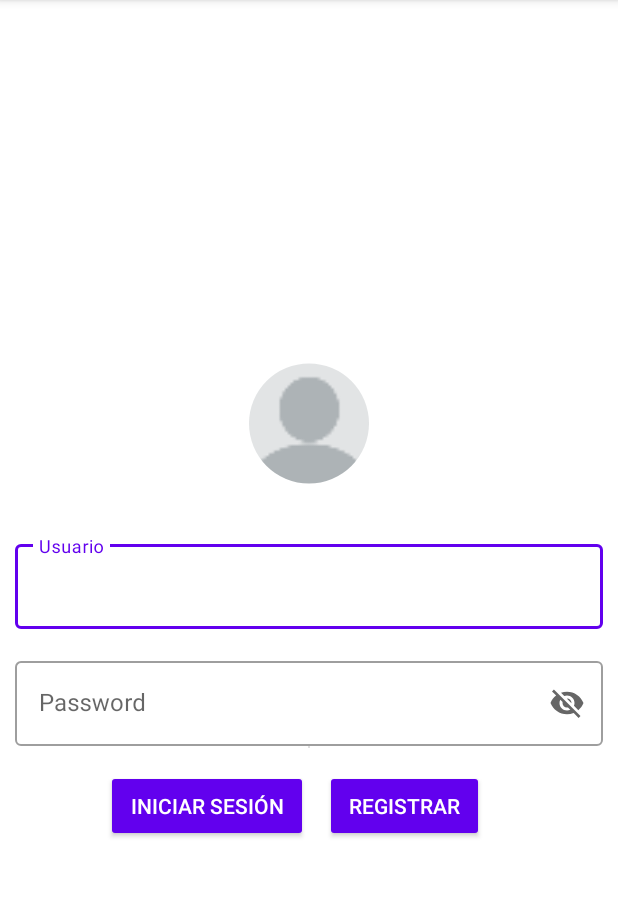
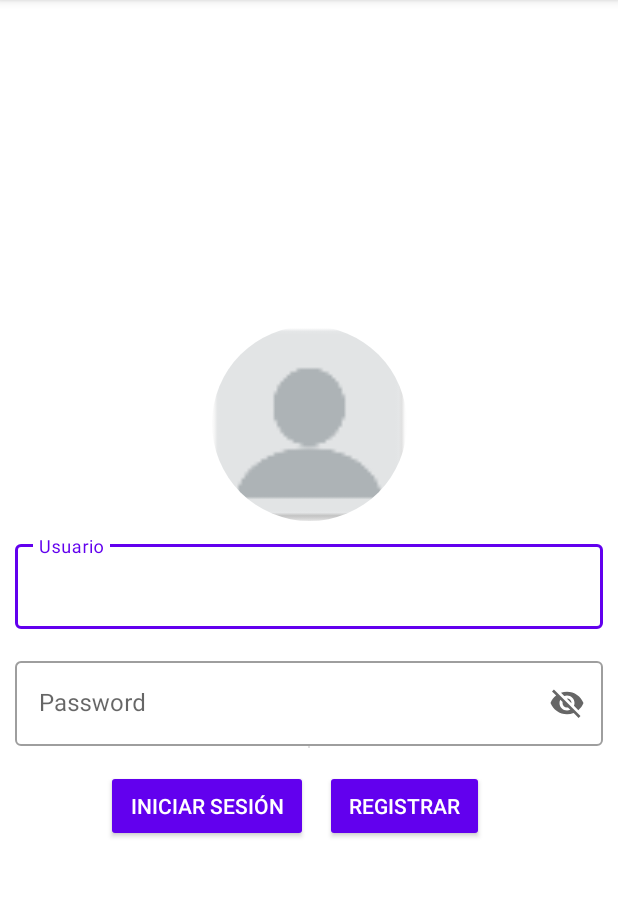
Before and after one commit to daniidoblass14/PruebaDaniel, an Android app: the screen it shows after launch (MainActivity), on a phone screen of 412 x 824 dp, the part 84-981 px from its top. Run offline under Robolectric (Android 15) with nearby library versions, the light colour scheme and no system bars; plain views replace RoundedImageView.

Commit message:
commit 3

```diff
--- a/app/src/main/AndroidManifest.xml
+++ b/app/src/main/AndroidManifest.xml
@@ -40,6 +40,8 @@
     <uses-permission android:name="android.permission.CAMERA" />
     <uses-feature android:name="android.hardware.camera" />
     <uses-permission android:name="android.permission.WRITE_EXTERNAL_STORAGE" />
+    <uses-permission android:name="android.permission.VIBRATE" />
+
 
 
 
--- a/app/src/main/java/com/example/prueba/MainActivity.java
+++ b/app/src/main/java/com/example/prueba/MainActivity.java
@@ -2,10 +2,18 @@ package com.example.prueba;
 
 import androidx.appcompat.app.AlertDialog;
 import androidx.appcompat.app.AppCompatActivity;
+import androidx.core.app.NotificationCompat;
+import androidx.core.app.NotificationManagerCompat;
 
+import android.app.Notification;
+import android.app.NotificationChannel;
+import android.app.NotificationManager;
+import android.app.PendingIntent;
 import android.content.Intent;
 import android.database.Cursor;
 import android.database.sqlite.SQLiteDatabase;
+import android.graphics.Color;
+import android.os.Build;
 import android.os.Bundle;
 import android.view.KeyEvent;
 import android.view.View;
@@ -20,6 +28,11 @@ public class MainActivity extends AppCompatActivity {
     private Button btnRegistrar, btnIniciar;
     private TextInputLayout textNombre,textPassword;
     private TextInputEditText nombreEditText,passwordEditText;
+
+    private PendingIntent pendingIntent;
+    private final static String CHANNEL_ID = "NOTIFICACION";
+    private final static int NOTIFICACION_ID = 0;
+
 
     @Override
     protected void onCreate(Bundle savedInstanceState) {
@@ -37,6 +50,12 @@ public class MainActivity extends AppCompatActivity {
 
         Intent intentRegistrar = new Intent(this,Registrar.class);
 
+        if (Build.VERSION.SDK_INT >= Build.VERSION_CODES.O) {
+            NotificationChannel notificationChannel = new NotificationChannel(CHANNEL_ID, "Canal de notificación", NotificationManager.IMPORTANCE_DEFAULT);
+            notificationChannel.setDescription("Descripción del canal de notificación");
+            NotificationManager notificationManager = getSystemService(NotificationManager.class);
+            notificationManager.createNotificationChannel(notificationChannel);
+        }
 
         passwordEditText.setOnKeyListener(new View.OnKeyListener() {
             @Override
@@ -73,6 +92,7 @@ public class MainActivity extends AppCompatActivity {
                 }
                 else {
 
+
                     String nombre = nombreEditText.getText().toString();
                     String password = passwordEditText.getText().toString();
 
@@ -90,6 +110,7 @@ public class MainActivity extends AppCompatActivity {
     private void iniciarSesion(String nombre, String password) {
 
         Intent intentInicio = new Intent(this,RecyclerActivity.class);
+        createNotificacion();
 
         //Abrimos la base de datos, de forma escritura.
         ActivitySQLiteHelper acdbhInsert = new ActivitySQLiteHelper(MainActivity.this, "users",null,1);
@@ -115,7 +136,26 @@ public class MainActivity extends AppCompatActivity {
             AlertDialog dialog = builder.create();
             dialog.show();
         }
+
+
         nombreEditText.setText("");
         passwordEditText.setText("");
     }
+
+    private void createNotificacion() {
+        String nombre = nombreEditText.getText().toString();
+
+        NotificationCompat.Builder builder = new NotificationCompat.Builder(getApplicationContext(),CHANNEL_ID);
+        builder.setSmallIcon(R.drawable.ic_notification);
+        builder.setContentTitle("Inicio de Sesión");
+        builder.setContentText("Bienvenido de nuevo, "+nombre);
+        builder.setColor(Color.BLUE);
+        builder.setPriority(NotificationCompat.PRIORITY_DEFAULT);
+        builder.setLights(Color.MAGENTA,1000,1000);
+        builder.setVibrate(new long[]{1000,1000,1000,1000});
+        builder.setDefaults(Notification.DEFAULT_SOUND);
+
+        NotificationManagerCompat notificationManagerCompat = NotificationManagerCompat.from(getApplicationContext());
+        notificationManagerCompat.notify(NOTIFICACION_ID,builder.build());
+    }
 }
--- a/app/src/main/java/com/example/prueba/Registrar.java
+++ b/app/src/main/java/com/example/prueba/Registrar.java
@@ -51,7 +51,6 @@ public class Registrar extends AppCompatActivity implements View.OnClickListener
     private Button btnCamara, btnGaleria, btnRegistrar;
     private TextInputLayout textFecha, textNombre, textPassWord;
     private TextInputEditText fechaEditText, nombreEditText, passwordEditText;
-    private String fechaBaseDatos;
     private ImageView imageView;
 
     private static final int REQUEST_IMAGE_CAPTURE = 1;
@@ -101,7 +100,9 @@ public class Registrar extends AppCompatActivity implements View.OnClickListener
         fechaEditText.setOnClickListener(new View.OnClickListener() {
             @Override
             public void onClick(View view) {
-                materialDatePicker.show(getSupportFragmentManager(), "tag");
+                if (!materialDatePicker.isAdded()) {
+                    materialDatePicker.show(getSupportFragmentManager(), "tag");
+                }
             }
         });
 
--- /dev/null
+++ b/app/src/main/res/drawable/ic_notification.xml
@@ -0,0 +1,10 @@
+<vector xmlns:android="http://schemas.android.com/apk/res/android"
+    android:width="24dp"
+    android:height="24dp"
+    android:viewportWidth="24"
+    android:viewportHeight="24"
+    android:tint="?attr/colorControlNormal">
+  <path
+      android:fillColor="@android:color/white"
+      android:pathData="M12,22c1.1,0 2,-0.9 2,-2h-4c0,1.1 0.89,2 2,2zM18,16v-5c0,-3.07 -1.64,-5.64 -4.5,-6.32L13.5,4c0,-0.83 -0.67,-1.5 -1.5,-1.5s-1.5,0.67 -1.5,1.5v0.68C7.63,5.36 6,7.92 6,11v5l-2,2v1h16v-1l-2,-2z"/>
+</vector>
--- a/app/src/main/res/layout/activity_main.xml
+++ b/app/src/main/res/layout/activity_main.xml
@@ -96,10 +96,13 @@
             app:layout_constraintStart_toStartOf="parent"
             app:layout_constraintEnd_toEndOf="parent"
             android:layout_height="150dp"
-            android:layout_width="100dp"
+            android:layout_width="175dp"
             android:padding="10dip"
             android:scaleType="fitCenter"
-            app:riv_oval="false"
+            app:riv_oval="true"
+            app:riv_corner_radius="80dp"
+            app:riv_border_color="@color/black"
+            app:riv_border_width="4dp"
             android:src="@mipmap/imagen_perfil"
             />
 
--- a/app/src/main/res/layout/register_layout.xml
+++ b/app/src/main/res/layout/register_layout.xml
@@ -65,7 +65,8 @@
             <com.google.android.material.textfield.TextInputEditText
                 android:layout_width="match_parent"
                 android:layout_height="wrap_content"
-                android:editable="false"/>
+                android:editable="false"
+                android:focusable="false"/>
         </com.google.android.material.textfield.TextInputLayout>
 
         <Button
```
Also changed, not shown: app/src/main/java/com/example/prueba/MyAdapter.java (+9 -0 lines), app/src/main/res/mipmap-hdpi/imagen_login.png (added), app/src/main/res/mipmap-mdpi/imagen_login.png (added), app/src/main/res/mipmap-xhdpi/imagen_login.png (added), app/src/main/res/mipmap-xxhdpi/imagen_login.png (added), app/src/main/res/mipmap-xxxhdpi/imagen_login.png (added).
